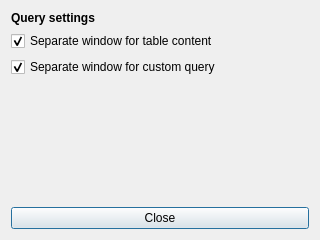
TiReks33/adb-explorer, file customquerysettings.ui: the form before one commit.
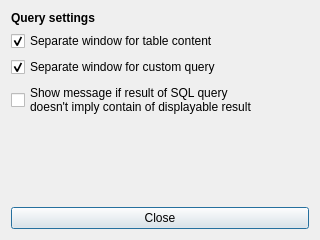
The form after the commit.

Diff of the .ui file:
```diff
--- a/customquerysettings.ui
+++ b/customquerysettings.ui
@@ -75,6 +75,14 @@
          </property>
         </widget>
        </item>
+       <item>
+        <widget class="QCheckBox" name="emptySetCheckBox">
+         <property name="text">
+          <string>Show message if result of SQL query
+doesn't imply contain of displayable result</string>
+         </property>
+        </widget>
+       </item>
        <item>
         <spacer name="verticalSpacer">
          <property name="orientation">
```
